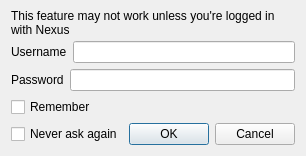
First picture: the form in modorganizer/src/credentialsdialog.ui, repository Holt59/mo2-merge, before the edit.
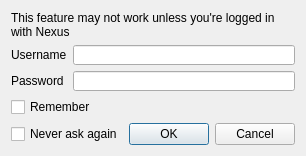
Second picture: the form after the edit.

Commit message: [modorganizer] updated version number and translation file

Patch:
```diff
--- a/modorganizer/src/credentialsdialog.ui
+++ b/modorganizer/src/credentialsdialog.ui
@@ -6,7 +6,7 @@
    <rect>
     <x>0</x>
     <y>0</y>
-    <width>282</width>
+    <width>294</width>
     <height>156</height>
    </rect>
   </property>
@@ -25,29 +25,25 @@
     </widget>
    </item>
    <item>
-    <layout class="QHBoxLayout" name="horizontalLayout">
-     <item>
+    <layout class="QFormLayout" name="formLayout">
+     <item row="0" column="0">
       <widget class="QLabel" name="label">
        <property name="text">
         <string>Username</string>
        </property>
       </widget>
      </item>
-     <item>
+     <item row="0" column="1">
       <widget class="QLineEdit" name="usernameEdit"/>
      </item>
-    </layout>
-   </item>
-   <item>
-    <layout class="QHBoxLayout" name="horizontalLayout_2">
-     <item>
+     <item row="1" column="0">
       <widget class="QLabel" name="label_2">
        <property name="text">
         <string>Password</string>
        </property>
       </widget>
      </item>
-     <item>
+     <item row="1" column="1">
       <widget class="QLineEdit" name="passwordEdit">
        <property name="echoMode">
         <enum>QLineEdit::Password</enum>
```
The commit also changes 2 other files.
